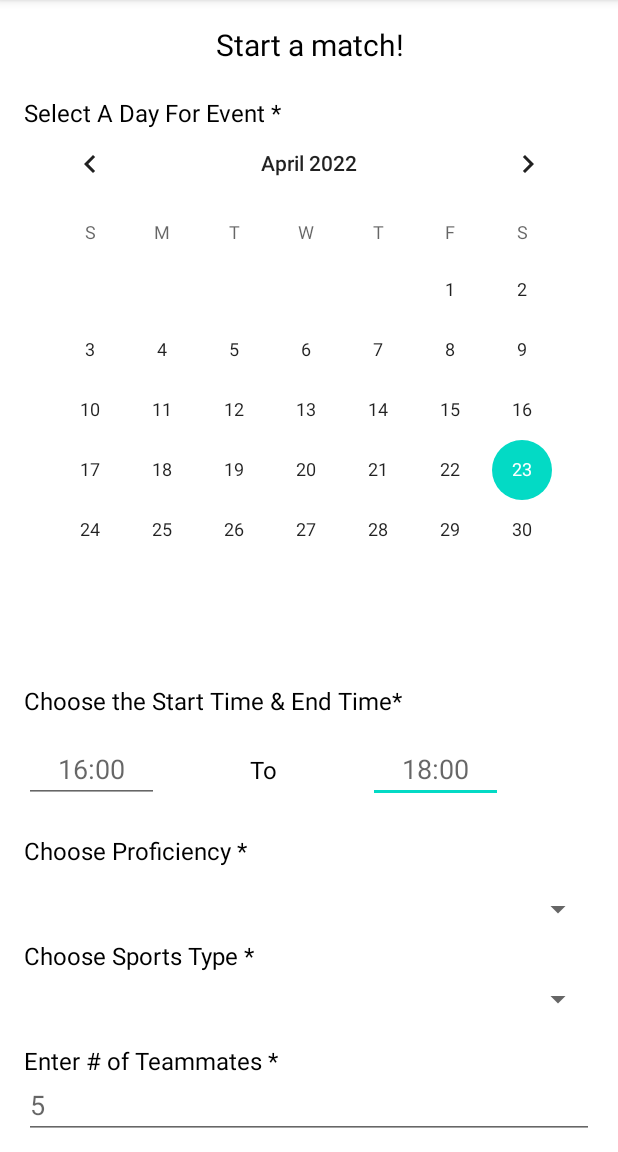
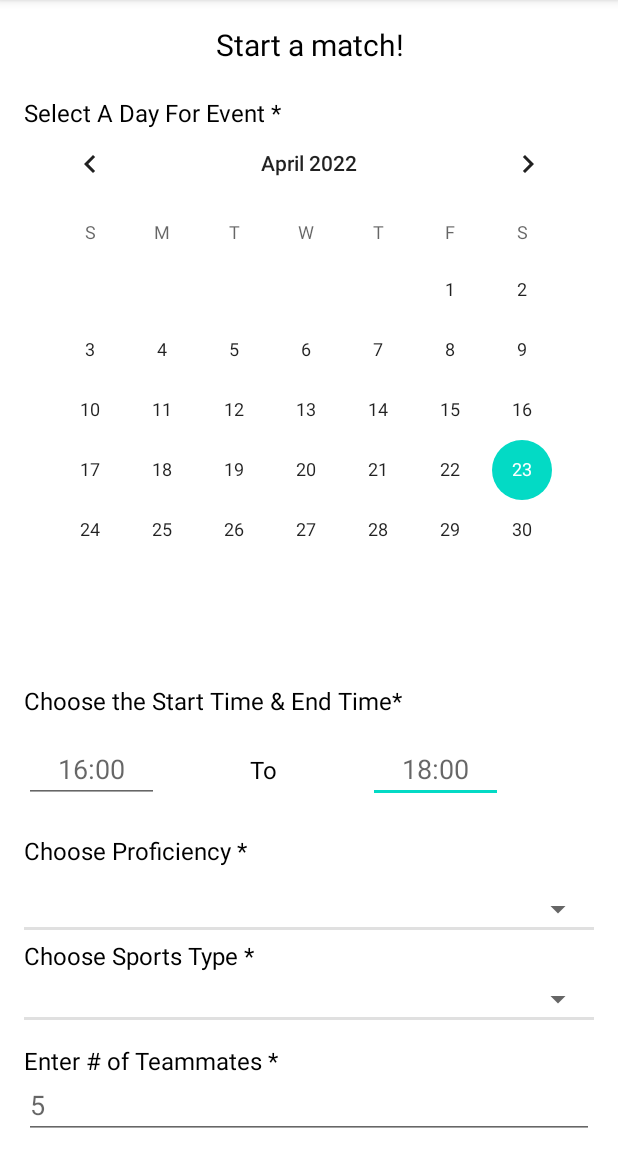
Before and after one commit to ychu824/SportsMatchingApp, an Android app: the fragment StartMatchFragment shown on its own in the app's theme, on a phone screen of 412 x 824 dp, the part 84-1236 px from its top. Run offline under Robolectric (Android 15) with nearby library versions, the phone set to English and light mode, and no system bars.

Commit message:
ui completed

```diff
--- a/app/src/main/java/edu/cmu/sportsmatching/ui/startmatch/StartMatchFragment.kt
+++ b/app/src/main/java/edu/cmu/sportsmatching/ui/startmatch/StartMatchFragment.kt
@@ -16,4 +16,7 @@ class StartMatchFragment : Fragment() {
     ): View? {
         return inflater.inflate(R.layout.fragment_startmatch, container, false)
     }
+
+
+
 }
--- /dev/null
+++ b/app/src/main/res/drawable/gradient_spinner.xml
@@ -0,0 +1,6 @@
+<?xml version="1.0" encoding="utf-8"?>
+<shape xmlns:android="http://schemas.android.com/apk/res/android"
+    android:shape="rectangle">
+    <stroke android:width="0dp" android:color="#000000" />
+    <solid android:color="#000000"/>
+</shape>
--- a/app/src/main/res/layout/fragment_startmatch.xml
+++ b/app/src/main/res/layout/fragment_startmatch.xml
@@ -149,7 +149,7 @@
 
     <Spinner
         android:id="@+id/startmatch_proficiency_dropdown"
-        android:layout_width="0dp"
+        android:layout_width="match_parent"
         android:layout_height="wrap_content"
         android:layout_marginTop="16dp"
         app:layout_constraintEnd_toEndOf="parent"
@@ -157,6 +157,13 @@
         app:layout_constraintStart_toStartOf="parent"
         app:layout_constraintTop_toBottomOf="@id/startmatch_proficiency" />
 
+
+    <View
+        android:id="@+id/divider_line_1"
+        style="@style/Divider"
+        app:layout_constraintStart_toStartOf="parent"
+        app:layout_constraintTop_toBottomOf="@id/startmatch_proficiency_dropdown"
+    />
     <TextView
         android:id="@+id/startmatch_sportsType"
         android:layout_width="0dp"
@@ -180,6 +187,13 @@
         app:layout_constraintHorizontal_bias="1.0"
         app:layout_constraintStart_toStartOf="parent"
         app:layout_constraintTop_toBottomOf="@id/startmatch_proficiency_dropdown" />
+
+    <View
+        android:id="@+id/divider_line_2"
+        style="@style/Divider"
+        app:layout_constraintStart_toStartOf="parent"
+        app:layout_constraintTop_toBottomOf="@id/startmatch_sportsType_dropdown"
+        />
 
     <TextView
         android:id="@+id/startmatch_numTeamMembers"
--- a/app/src/main/res/values/styles.xml
+++ b/app/src/main/res/values/styles.xml
@@ -9,6 +9,21 @@
         <item name="android:textColor">
             #000000
         </item>
+    </style>
+
+
+    <style name="spinner_style">
+        <item name="android:layout_width">match_parent</item>
+        <item name="android:layout_height">match_parent</item>
+        <item name="android:background">@drawable/gradient_spinner</item>
+        <item name="android:layout_margin">10dp</item>
+        <item name="android:popupBackground">#DFFFFFFF</item>
+    </style>
+
+    <style name="Divider">
+        <item name="android:layout_width">match_parent</item>
+        <item name="android:layout_height">2dp</item>
+        <item name="android:background">?android:attr/listDivider</item>
     </style>
 
     <style name="small_title">
```
Also changed, not shown: app/src/main/res/drawable/border.xml (added, +9 -0 lines), app/src/main/res/values/strings.xml (+16 -0 lines).
